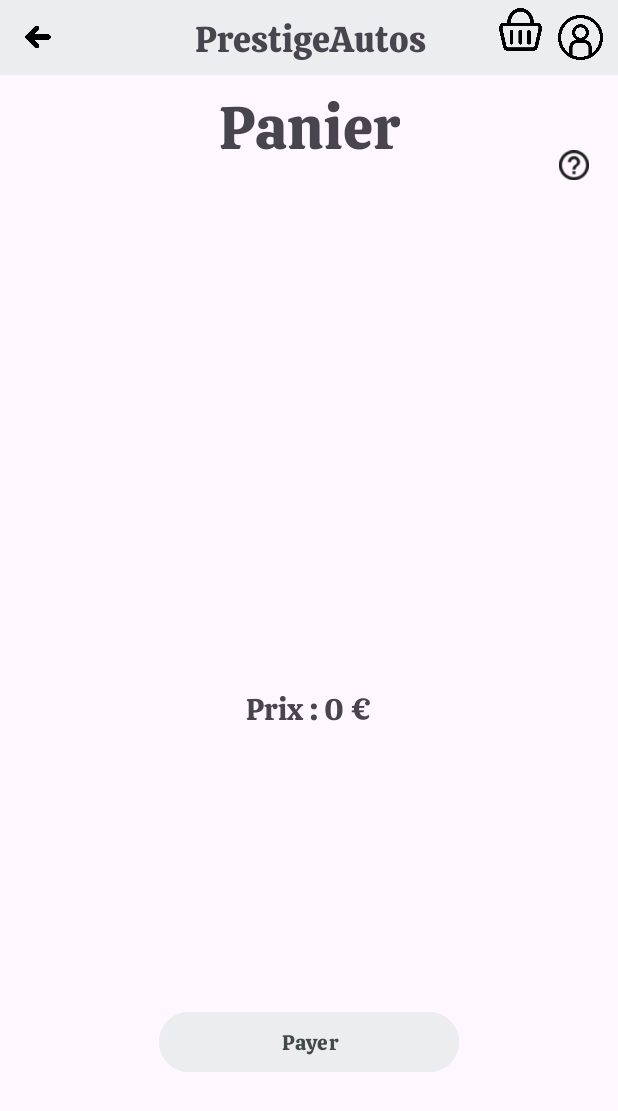
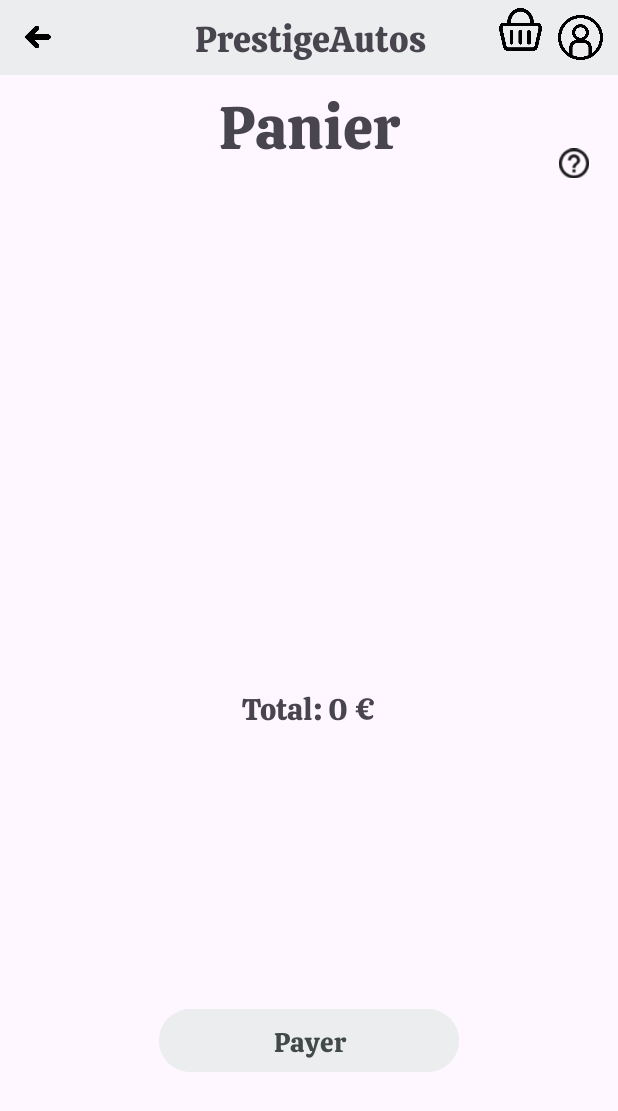
Before and after one commit to sabraess/FilRougeApp_R411, an Android app: the screen it shows after launch (BasketActivity), after a tap on an icon or button, on a phone screen of 412 x 824 dp. Shown: the top 1111 px of the screen. Run offline under Robolectric (Android 15) with nearby library versions, the phone set to English and light mode, and no system bars; our stand-ins replace Firebase (no records; nobody signed in at launch, a user with empty details on screens opened directly), Picasso; pictures from the network do not load; 2 statements that could not run were skipped.

Commit message:
debut ajout de commentaire + modif style

```diff
--- a/FilRouge/app/src/main/java/filrouge/app/basket/BasketActivity.java
+++ b/FilRouge/app/src/main/java/filrouge/app/basket/BasketActivity.java
@@ -1,5 +1,6 @@
 package filrouge.app.basket;
 
+import android.animation.AnimatorInflater;
 import android.animation.ObjectAnimator;
 import android.content.DialogInterface;
 import android.content.Intent;
@@ -34,6 +35,7 @@ import filrouge.app.main.TaskbarInterface;
  * Auteur: TORRI Clara et ESSALAH Sabra
  * Modifié par : clara
  * permet de voir le panier
+ * implemente les interfaces TaskbarInterface et Clickable
  */
 
 public class BasketActivity extends AppCompatActivity implements TaskbarInterface, Clickable {
@@ -48,7 +50,9 @@ public class BasketActivity extends AppCompatActivity implements TaskbarInterfac
         super.onCreate(savedInstanceState);
         setContentView(R.layout.activity_basket);
 
+        // Récupérer les voitures dans le panier
         carsInBasket = ShoppingBasket.getCarsInBasket();
+        // Récupérer l'utilisateur connecté
         mAuth = FirebaseAuth.getInstance();
         user = mAuth.getCurrentUser();
 
@@ -87,6 +91,7 @@ public class BasketActivity extends AppCompatActivity implements TaskbarInterfac
 
     }
 
+    //supprimer la voiture lorsqu'on appuie, ca met à jour le prix et le nombre de voiture du panier
     @Override
     public void onClickItem(int itemPosition) {
         ShoppingBasket.removeCar(itemPosition);
@@ -107,7 +112,7 @@ public class BasketActivity extends AppCompatActivity implements TaskbarInterfac
     public void updatePrice() {
         TextView totalPrice = findViewById(R.id.priceBasket);
         int total = ShoppingBasket.getTotalPrice();
-        totalPrice.setText(getString(R.string.price, String.valueOf(total)));
+        totalPrice.setText(getString(R.string.totalBasket, String.valueOf(total)));
     }
 
 
@@ -122,13 +127,15 @@ public class BasketActivity extends AppCompatActivity implements TaskbarInterfac
         }
     }
 
-    //action lorsqu'on appuie sur des images
-
+    //action lorsqu'on appuie sur les differentes images (connexion, panier, accueil)
+    /*
+    *connexion: ici on vérifie d'abord si l'utilisateur est connecté ou pas s'il est connecté alors
+    *ça l'amène à la page de profil sinon ça l'amene à la page de connexion
+    */
     public void clickPictureConnection(){
         mAuth = FirebaseAuth.getInstance();
         user = mAuth.getCurrentUser();
         ImageView imageConnection = findViewById(R.id.iconConnection);
-
         if (user == null ) {
             imageConnection.setOnClickListener(v -> {
                 Intent intent = new Intent(BasketActivity.this, ConnectionActivity.class);
@@ -143,6 +150,7 @@ public class BasketActivity extends AppCompatActivity implements TaskbarInterfac
         }
     }
 
+    /*se remet dans le panier */
     public void clickPictureBasket() {
         ImageView iconBasket = findViewById(R.id.iconBasket);
         iconBasket.setOnClickListener(v -> {
@@ -151,6 +159,7 @@ public class BasketActivity extends AppCompatActivity implements TaskbarInterfac
         });
     }
 
+    /*amène à l'accueil*/
     public void clickPictureHome() {
         ImageView imageRetour = findViewById(R.id.returnHome);
         imageRetour.setOnClickListener(v -> {
@@ -162,14 +171,13 @@ public class BasketActivity extends AppCompatActivity implements TaskbarInterfac
     /*fait l'animation du bouton help et affiche l'aide*/
     public void animationHelp() {
         final ImageView imageHelp = findViewById(R.id.iconHelp);
-        final ObjectAnimator animator = ObjectAnimator.ofFloat(imageHelp, "translationY", 0f, 10f);
-        animator.setDuration(4000);
-        animator.setInterpolator(new BounceInterpolator());
-        animator.setRepeatCount(ObjectAnimator.INFINITE);
+         ObjectAnimator animator = (ObjectAnimator) AnimatorInflater.loadAnimator(this, R.animator.help_animator);
+         animator.setTarget(imageHelp);
 
         // Démarrer l'animation
         animator.start();
 
+        /*pour afficher l'alert dialog*/
         imageHelp.setOnClickListener(new View.OnClickListener() {
             @Override
             public void onClick(View v) {
@@ -209,30 +217,4 @@ public class BasketActivity extends AppCompatActivity implements TaskbarInterfac
         AlertDialog alert = builder.create();
         alert.show();
     }
-
-    @Override
-    protected void onSaveInstanceState(Bundle outState) {
-        super.onSaveInstanceState(outState);
-        // Sauvegarder les données nécessaires dans le Bundle outState
-        // Par exemple, vous pouvez sauvegarder les informations sur les voitures dans le panier
-        outState.putParcelableArrayList("carsInBasket", (ArrayList<? extends Parcelable>) carsInBasket);
-    }
-
-    @Override
-    protected void onRestoreInstanceState(Bundle savedInstanceState) {
-        super.onRestoreInstanceState(savedInstanceState);
-        // Restaurer les données sauvegardées depuis le Bundle savedInstanceState
-        // Par exemple, vous pouvez restaurer les informations sur les voitures dans le panier
-        if (savedInstanceState != null) {
-            carsInBasket = savedInstanceState.getParcelableArrayList("carsInBasket");
-            // Mettre à jour l'adaptateur de la liste avec les nouvelles données
-            if (adapter != null) {
-                adapter.notifyDataSetChanged();
-            }
-            // Mettre à jour le nombre de voitures dans le panier et le prix total
-            updateNumberCars();
-            updatePrice();
-        }
-    }
-
 }
--- a/FilRouge/app/src/main/java/filrouge/app/cars/Car.java
+++ b/FilRouge/app/src/main/java/filrouge/app/cars/Car.java
@@ -14,6 +14,7 @@ import android.os.Parcelable;
 import androidx.annotation.NonNull;
 
 public class Car implements CarsList {
+    /*donnée stocké dans le json*/
     private int id;
     private String name;
     private String brand;
@@ -26,9 +27,11 @@ public class Car implements CarsList {
 
     private float rating;
 
+    /*constructeur par défaut*/
     public Car() {
     }
 
+    /*constructeur pour l'échange de données entre activités*/
     public Car(Parcel in){
         this.id = in.readInt();
         this.name = in.readString();
--- a/FilRouge/app/src/main/java/filrouge/app/main/MainActivity.java
+++ b/FilRouge/app/src/main/java/filrouge/app/main/MainActivity.java
@@ -1,6 +1,7 @@
 package filrouge.app.main;
 
 import android.animation.Animator;
+import android.animation.AnimatorInflater;
 import android.animation.AnimatorListenerAdapter;
 import android.animation.ObjectAnimator;
 import android.content.Intent;
@@ -26,8 +27,8 @@ public class MainActivity extends AppCompatActivity {
         ImageView imageView = findViewById(R.id.pictureCarAnimation);
 
         //creer objet animation
-        ObjectAnimator animator = ObjectAnimator.ofFloat(imageView, "translationX", 0f, 1000f);
-        animator.setDuration(4000);
+        ObjectAnimator animator = (ObjectAnimator) AnimatorInflater.loadAnimator(this, R.animator.car_sliding);
+        animator.setTarget(imageView);
 
         /*lancer l'animation*/
         animator.start();
--- /dev/null
+++ b/FilRouge/app/src/main/res/animator/car_sliding.xml
@@ -0,0 +1,7 @@
+<?xml version="1.0" encoding="utf-8"?>
+<objectAnimator xmlns:android="http://schemas.android.com/apk/res/android"
+    android:propertyName="translationX"
+    android:valueFrom="0f"
+    android:valueTo="1000f"
+    android:duration="4000">
+</objectAnimator>
--- /dev/null
+++ b/FilRouge/app/src/main/res/animator/help_animator.xml
@@ -0,0 +1,8 @@
+<?xml version="1.0" encoding="utf-8"?>
+<objectAnimator xmlns:android="http://schemas.android.com/apk/res/android"
+    android:propertyName="translationY"
+    android:valueFrom="0f"
+    android:valueTo="10f"
+    android:repeatCount="infinite"
+    android:duration="4000">
+</objectAnimator>
--- a/FilRouge/app/src/main/res/layout/activity_basket.xml
+++ b/FilRouge/app/src/main/res/layout/activity_basket.xml
@@ -127,9 +127,10 @@
 
     <Button
         android:layout_width="200dp"
-        android:layout_height="wrap_content"
+        android:layout_height="50dp"
         android:id="@+id/buttonBuy"
         android:text="@string/buttonBuy"
+        android:textSize="18dp"
         android:textColor="@color/darkGrey"
         android:fontFamily="@font/calistoga"
         android:backgroundTint="@color/grey"
--- a/FilRouge/app/src/main/res/layout/activity_selected_car.xml
+++ b/FilRouge/app/src/main/res/layout/activity_selected_car.xml
@@ -190,6 +190,7 @@
         android:layout_height="wrap_content"
         android:layout_margin="5dp"
         android:text="@string/addBasket"
+        android:textSize="18dp"
         android:textColor="@color/darkGrey"
         android:backgroundTint="@color/grey"
         android:fontFamily="@font/calistoga"
@@ -203,6 +204,8 @@
         android:id="@+id/boutonAvis"
         android:fontFamily="@font/calistoga"
         android:text="@string/opinion"
+        android:textColor="@color/darkGrey"
+        android:backgroundTint="@color/grey"
         android:textSize="25sp"
        app:layout_constraintBottom_toBottomOf="parent"
         app:layout_constraintStart_toStartOf="parent"
```
Also changed, not shown: FilRouge/app/src/main/java/filrouge/app/basket/ShoppingBasket.java (+11 -0 lines).
